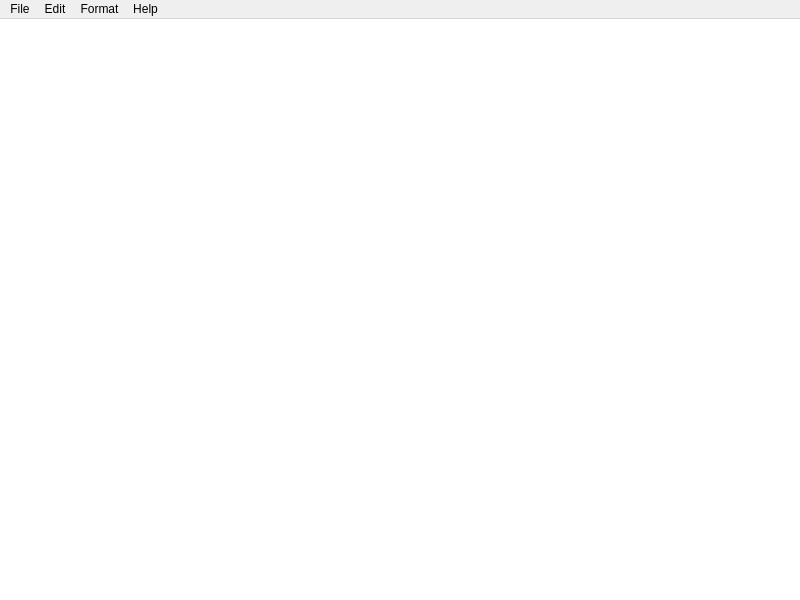
Old version of the form src/mainwindow.ui in the repository CamK06/QNotepad.
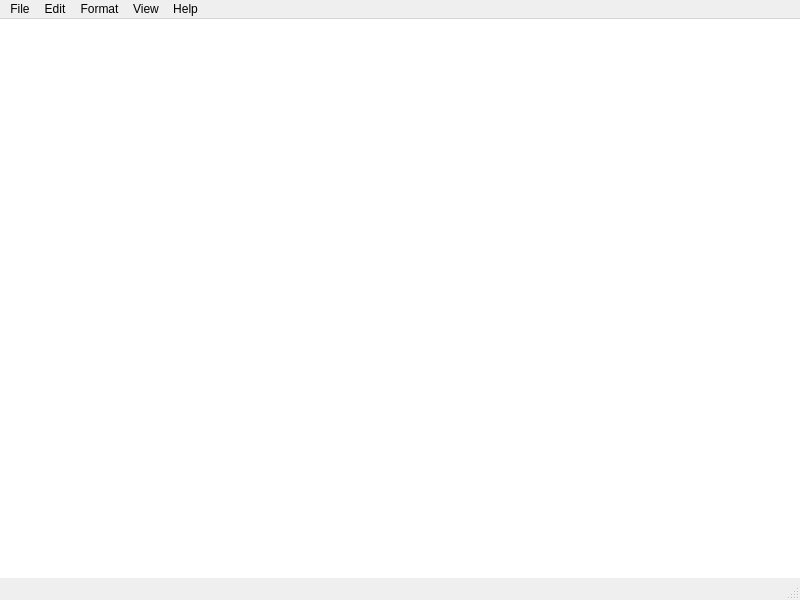
New version of the form.

Commit message: Add status bar

```diff
--- a/src/mainwindow.ui
+++ b/src/mainwindow.ui
@@ -95,11 +95,26 @@
     </property>
     <addaction name="formatWordWrap"/>
    </widget>
+   <widget class="QMenu" name="menuView">
+    <property name="title">
+     <string>View</string>
+    </property>
+    <addaction name="viewStatusBar"/>
+   </widget>
    <addaction name="menuFile"/>
    <addaction name="menuEdit"/>
    <addaction name="menuFormat"/>
+   <addaction name="menuView"/>
    <addaction name="menuHelp"/>
   </widget>
+  <widget class="QStatusBar" name="statusBar">
+   <property name="enabled">
+    <bool>true</bool>
+   </property>
+   <property name="sizeGripEnabled">
+    <bool>true</bool>
+   </property>
+  </widget>
   <action name="fileOpen">
    <property name="text">
     <string>Open</string>
```
Left out of the diff: 8 changed lines with no effect on the pictures. The commit also changes 2 other files.
